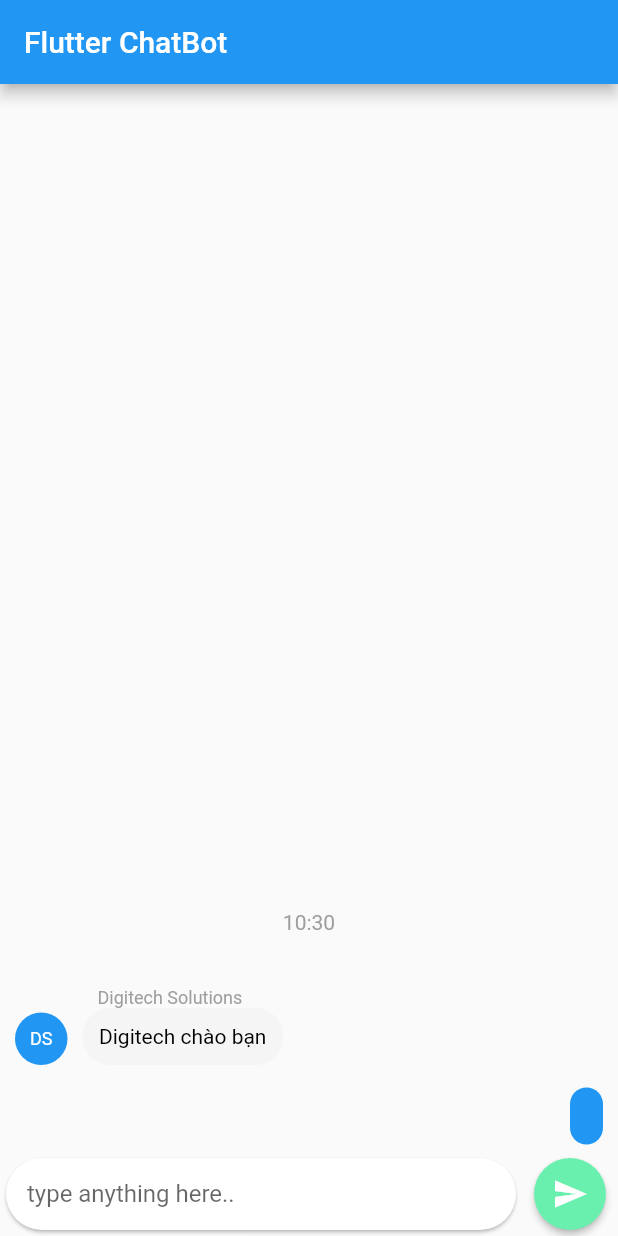
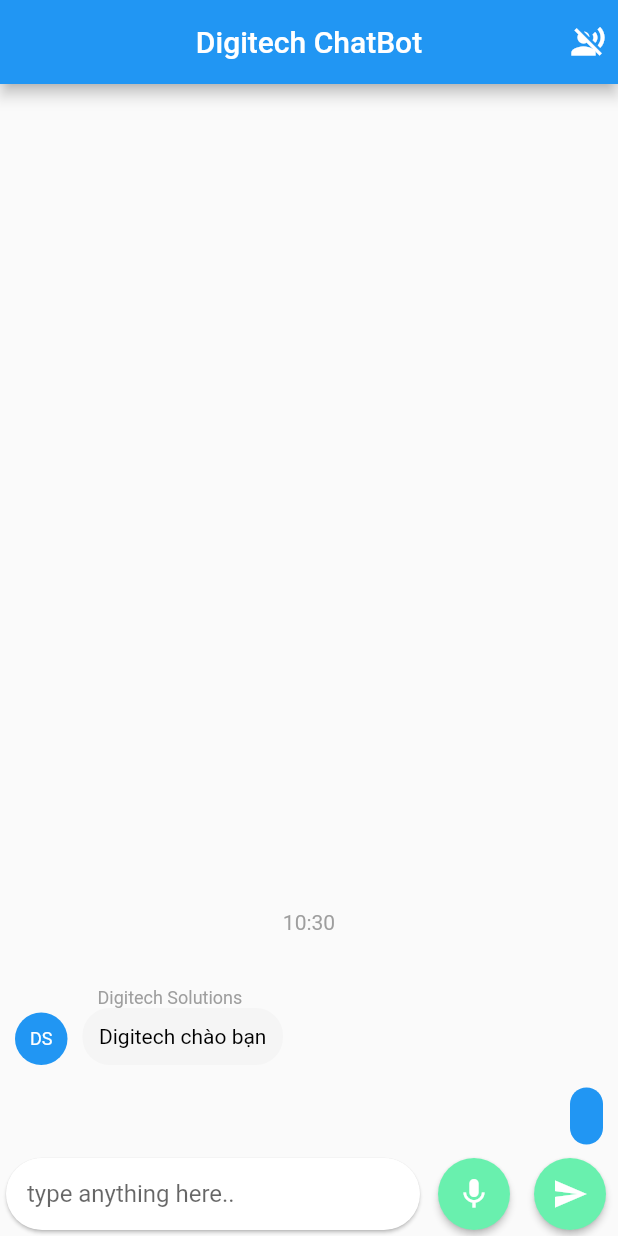
Before and after one commit to TranTrungTinLV/chatdigitech, a Flutter app: the screen it shows after launch, after a tap on the "send" icon, on a phone screen of 412 x 824 dp. Run offline on Flutter 3.47's test engine with Material 2 defaults, Android fonts, the phone set to English and light mode, and no system bars; drawn by our look-alikes of dash_chat_2; missing offline and left inert: chat_gpt_sdk, text_to_speech.

Commit message:
update V1

```diff
--- a/lib/chat_gpt.dart
+++ b/lib/chat_gpt.dart
@@ -1,6 +1,9 @@
+
 import 'package:chat_gpt_sdk/chat_gpt_sdk.dart';
 import 'package:dash_chat_2/dash_chat_2.dart';
 import 'package:flutter/material.dart';
+
+import 'package:text_to_speech/text_to_speech.dart';
 
 class MyHomePage extends StatefulWidget {
   MyHomePage({super.key, required this.title});
@@ -10,8 +13,10 @@ class MyHomePage extends StatefulWidget {
 }
 
 class _MyHomePageState extends State<MyHomePage> {
+
   var results = 'result';
   late var _openAI;
+  final bool isRead = false;
   TextEditingController textEditingController = TextEditingController();
   final qnaList = {
     'What is Digitech Solution?': 'Digitech building 2006 years',
@@ -33,41 +38,83 @@ class _MyHomePageState extends State<MyHomePage> {
       }
     });
     if (response != null) {
-      ChatMessage msg = ChatMessage(user: openGpt, createdAt: DateTime.now(),text: response!);
+      ChatMessage msg = ChatMessage(
+          user: openGpt, createdAt: DateTime.now(), text: response!);
       setState(() {
-        messages.insert(0,msg);
+        messages.insert(0, msg);
       });
     } else {
-      final request = CompleteText(prompt: message, model: Model.kTextDavinci3, maxTokens: 1000);
-      await _openAI.onCompletion(request:request).then((response){
-        ChatMessage msg = ChatMessage(user: openGpt, createdAt: DateTime.now(),text: response!.choices.first.text);
+      final request = CompleteText(
+          prompt: message, model: Model.kTextDavinci3, maxTokens: 1000);
+      await _openAI.onCompletion(request: request).then((response) {
+        ChatMessage msg = ChatMessage(
+            user: openGpt,
+            createdAt: DateTime.now(),
+            text: response!.choices.first.text);
         setState(() {
-          messages.insert(0,msg);
+          messages.insert(0, msg);
         });
       });
     }
   }
+
+  // Future<void> _getImage(ImageSource source) async{
+  //   final pickedFile = await ImagePicker().pickImage(source: source);
+  //   if(pickedFile != null){
+  //     // covert image to text
+  //     String text = await recogn
+  //   }
+  // }
+
   List<ChatMessage> messages = [];
   ChatUser user = ChatUser(id: "1", firstName: "Le", lastName: "Vi");
-  ChatUser openGpt = ChatUser(id: "2", firstName: "Digitech", lastName: "Solutions");
+  ChatUser openGpt =
+      ChatUser(id: "2", firstName: "Digitech", lastName: "Solutions");
+  late TextToSpeech tts;
+  bool isTTS = false;
+
   @override
   void initState() {
     _openAI = OpenAI.instance.build(
-        token: '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',
+        token: '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',
         baseOption: HttpSetup(
             receiveTimeout: const Duration(seconds: 20),
             connectTimeout: const Duration(seconds: 20)),
         isLog: true);
-    ChatMessage welcomeDigitech = ChatMessage(user: openGpt, createdAt: DateTime.now(),text: 'Digitech chào bạn');
+    tts = TextToSpeech();
+    ChatMessage welcomeDigitech = ChatMessage(
+        user: openGpt, createdAt: DateTime.now(), text: 'Digitech chào bạn');
     messages.add(welcomeDigitech);
+
     super.initState();
   }
+
+
+
+
 
   @override
   Widget build(BuildContext context) {
     return Scaffold(
       appBar: AppBar(
-        title: Text(widget.title),
+        title: Text("Digitech ChatBot"),centerTitle: true,actions: [
+              InkWell(
+                onTap: (){
+                  setState(() {
+                    if(isTTS){
+                      isTTS = false;
+                      tts.stop();
+                    }else{
+                      isTTS = true;
+                    }
+                  });
+                },
+                child: Padding(
+                  padding: const EdgeInsets.all(8.0),
+                  child: Icon(isTTS ? Icons.record_voice_over : Icons.voice_over_off_sharp),
+                ),
+              )
+      ],
       ),
       body: Center(
         child: Column(
@@ -79,42 +126,41 @@ class _MyHomePageState extends State<MyHomePage> {
                 onSend: (ChatMessage message) {
                   onSend(message.text as ChatMessage);
                 },
-                messages: messages,readOnly: true,
+                messages: messages,
+                readOnly: true,
               ),
             ),
             Row(
               children: [
                 Expanded(
-
                     child: Card(
-                      color: Colors.white,
-                  shape: RoundedRectangleBorder(borderRadius: BorderRadius.circular(25)),
+                  color: Colors.white,
+                  shape: RoundedRectangleBorder(
+                      borderRadius: BorderRadius.circular(25)),
                   child: Padding(
                     padding: const EdgeInsets.only(left: 14.0),
                     child: TextField(
-
                       controller: textEditingController,
-                      decoration: InputDecoration(border: InputBorder.none,hintText: "type anything here.."),
+                      decoration: InputDecoration(
+                          border: InputBorder.none,
+                          hintText: "type anything here.."),
                     ),
                   ),
                 )),
+                ElevatedButton(onPressed: (){
+                }, child: Icon(Icons.mic),style: ElevatedButton.styleFrom(shape: CircleBorder(),
+                    padding: EdgeInsets.all(12),
+                    backgroundColor: Colors.greenAccent),),
                 ElevatedButton(
-                    onPressed: () async{
-                      ChatMessage msg = ChatMessage(user: user, createdAt: DateTime.now(),text: textEditingController.text);
-                      setState(() {
-                        messages.insert(0,msg);
-                      });
-                      final request = CompleteText(prompt:textEditingController.text, model: Model.kTextDavinci3, maxTokens: 1000);
-                      await _openAI.onCompletion(request:request).then((response){
-
-                                ChatMessage msg = ChatMessage(user: openGpt, createdAt: DateTime.now(),text: response!.choices.first.text);
-                                setState(() {
-                                  messages.insert(0,msg);
-                                });
-                      });
-                      textEditingController.clear();
-                    },
-                    child: Icon(Icons.send),style: ElevatedButton.styleFrom(shape: CircleBorder(),padding: EdgeInsets.all(12),backgroundColor: Colors.greenAccent),)
+                  onPressed: () async {
+                    performAction();
+                  },
+                  child: Icon(Icons.send),
+                  style: ElevatedButton.styleFrom(
+                      shape: CircleBorder(),
+                      padding: EdgeInsets.all(12),
+                      backgroundColor: Colors.greenAccent),
+                )
               ],
             )
           ],
@@ -122,4 +168,33 @@ class _MyHomePageState extends State<MyHomePage> {
       ),
     );
   }
+  performAction()async{
+    ChatMessage msg = ChatMessage(
+        user: user,
+        createdAt: DateTime.now(),
+        text: textEditingController.text);
+    setState(() {
+      messages.insert(0, msg);
+    });
+    final request = CompleteText(
+        prompt: textEditingController.text,
+        model: Model.kTextDavinci3,
+        maxTokens: 1000);
+    textEditingController.clear();
+    await _openAI
+        .onCompletion(request: request)
+        .then((response) {
+      ChatMessage msg = ChatMessage(
+          user: openGpt,
+          createdAt: DateTime.now(),
+          text: response!.choices.first.text!.trim());
+      setState(() {
+        messages.insert(0, msg);
+        // textEditingController.clear();
+      });
+      if(isTTS){
+        tts.speak(response!.choices.first.text!.trim());
+      }
+    });
+  }
 }
--- a/pubspec.yaml
+++ b/pubspec.yaml
@@ -37,6 +37,9 @@ dependencies:
   cupertino_icons: ^1.0.2
   chat_gpt_sdk: ^2.1.1
   dash_chat_2: ^0.0.15
+  image_picker: ^0.8.7+4
+  speech_to_text: ^6.1.1
+  text_to_speech: ^0.2.3
 dev_dependencies:
   flutter_test:
     sdk: flutter
```
Also changed, not shown: pubspec.lock, 4 other files.
